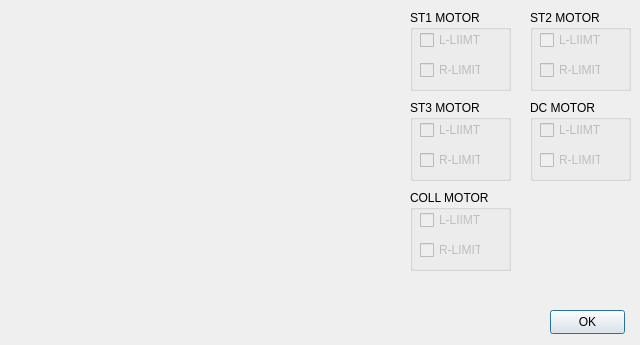
First picture: the form in ui/config.ui, repository k2hcis03/pixxgen_gui_qt_rev2, before the edit.
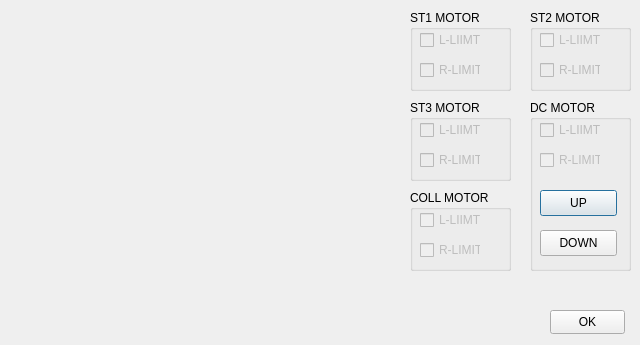
Second picture: the form after the edit.

Commit message: motor기능 완료

Patch:
```diff
--- a/ui/config.ui
+++ b/ui/config.ui
@@ -157,12 +157,38 @@
      <x>530</x>
      <y>100</y>
      <width>101</width>
-     <height>81</height>
+     <height>171</height>
     </rect>
    </property>
    <property name="title">
     <string>DC MOTOR</string>
    </property>
+   <widget class="QPushButton" name="pushButton_dc_motor_up">
+    <property name="geometry">
+     <rect>
+      <x>10</x>
+      <y>90</y>
+      <width>77</width>
+      <height>26</height>
+     </rect>
+    </property>
+    <property name="text">
+     <string>UP</string>
+    </property>
+   </widget>
+   <widget class="QPushButton" name="pushButton_dc_motor_down">
+    <property name="geometry">
+     <rect>
+      <x>10</x>
+      <y>130</y>
+      <width>77</width>
+      <height>26</height>
+     </rect>
+    </property>
+    <property name="text">
+     <string>DOWN</string>
+    </property>
+   </widget>
   </widget>
   <widget class="QGroupBox" name="groupBox">
    <property name="geometry">
```
The commit also changes 4 other files.
